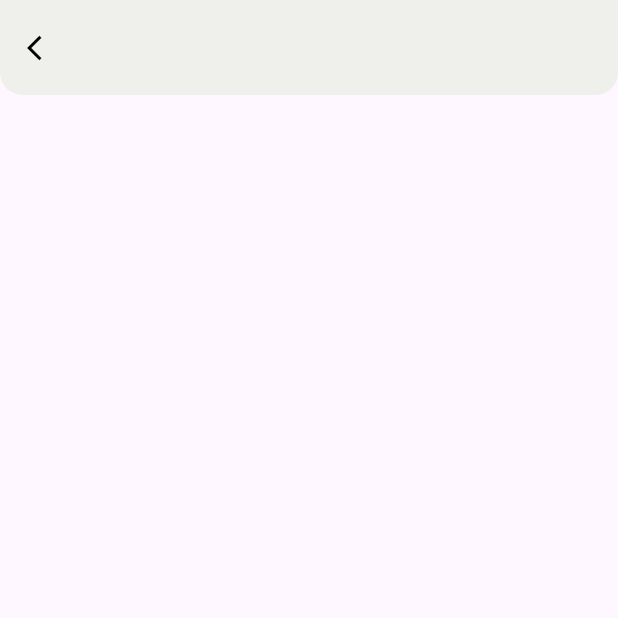
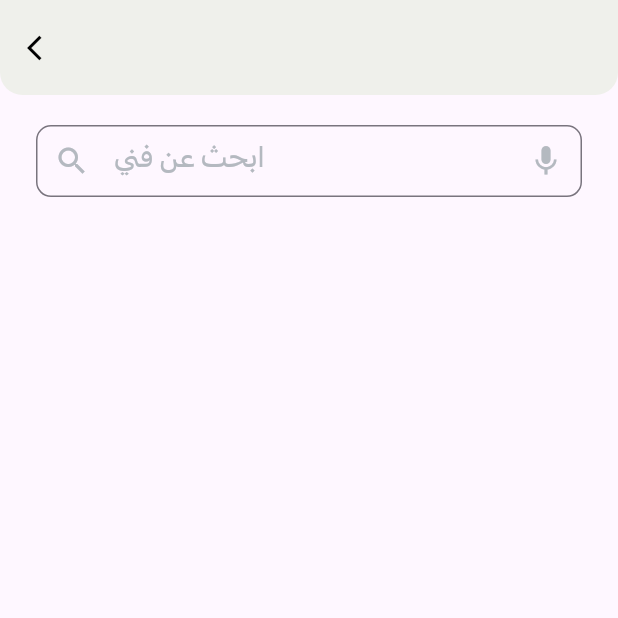
Before and after one commit to Raff22/final_bootcamp, a Flutter app: the ProviderScreen screen opened directly, on a phone screen of 412 x 824 dp, the top half of it. Run offline on Flutter 3.47's test engine with Material 3 defaults, Android fonts, the phone set to English and light mode, and no system bars; our stand-ins replace easy_localization.

Commit message:
added search bar widget

```diff
--- /dev/null
+++ b/fazzah_user/lib/global/global_widget/search_bar.dart
@@ -0,0 +1,44 @@
+import 'package:fazzah_user/constant/color.dart';
+import 'package:flutter/material.dart';
+
+class SearchBarWidget extends StatelessWidget {
+  const SearchBarWidget({
+    super.key,
+    required this.hint,
+  });
+  final String hint;
+
+  @override
+  Widget build(BuildContext context) {
+    return SizedBox(
+      height: 48,
+      width: 364,
+      child: TextField(
+        style: const TextStyle(
+          color: black,
+          fontSize: 20,
+          fontWeight: FontWeight.w400,
+          letterSpacing: 0.5,
+        ),
+        decoration: InputDecoration(
+            focusedBorder: OutlineInputBorder(
+                borderRadius: BorderRadius.circular(10),
+                borderSide: const BorderSide(color: grey)),
+            border: OutlineInputBorder(
+                borderRadius: BorderRadius.circular(10),
+                borderSide: const BorderSide(color: grey)),
+            hintText: hint,
+            hintStyle: const TextStyle(
+                color: grey,
+                fontSize: 20,
+                fontWeight: FontWeight.w400,
+                letterSpacing: 0.5,
+                decorationThickness: 6),
+            suffixIcon: const Icon(Icons.mic),
+            suffixIconColor: grey,
+            prefixIcon: const Icon(Icons.search),
+            prefixIconColor: grey),
+      ),
+    );
+  }
+}
--- a/fazzah_user/lib/main.dart
+++ b/fazzah_user/lib/main.dart
@@ -1,6 +1,7 @@
 import 'package:easy_localization/easy_localization.dart';
 import 'package:fazzah_user/views/booking_views/booking_details_view.dart';
 import 'package:fazzah_user/views/booking_views/provider_view_screen.dart';
+import 'package:fazzah_user/views/booking_views/providers_view.dart';
 import 'package:flutter/material.dart';
 
 void main() async {
@@ -28,6 +29,6 @@ class MainApp extends StatelessWidget {
         localizationsDelegates: context.localizationDelegates,
         supportedLocales: context.supportedLocales,
         locale: context.locale,
-        home: const BookingDetailsView());
+        home: const ProviderScreen());
   }
 }
--- a/fazzah_user/lib/views/booking_views/providers_view.dart
+++ b/fazzah_user/lib/views/booking_views/providers_view.dart
@@ -1,4 +1,6 @@
 import 'package:fazzah_user/constant/color.dart';
+import 'package:fazzah_user/constant/layout.dart';
+import 'package:fazzah_user/global/global_widget/search_bar.dart';
 import 'package:fazzah_user/utils/helpers/appbar_creator.dart';
 import 'package:flutter/material.dart';
 
@@ -8,11 +10,19 @@ class ProviderScreen extends StatelessWidget {
   @override
   Widget build(BuildContext context) {
     return Scaffold(
-      appBar: createAppBar(
-          context: context,
-          leading: IconButton(
-              onPressed: () {},
-              icon: const Icon(Icons.arrow_back_ios, size: 20, color: black))),
-    );
+        appBar: createAppBar(
+            context: context,
+            leading: IconButton(
+                onPressed: () {},
+                icon:
+                    const Icon(Icons.arrow_back_ios, size: 20, color: black))),
+        body: const Center(
+          child: Column(
+            children: [
+              height20,
+              SearchBarWidget(hint: "ابحث عن فني"),
+            ],
+          ),
+        ));
   }
 }
```
Also changed, not shown: fazzah_user/lib/views/booking_views/change_location_view.dart (added).
